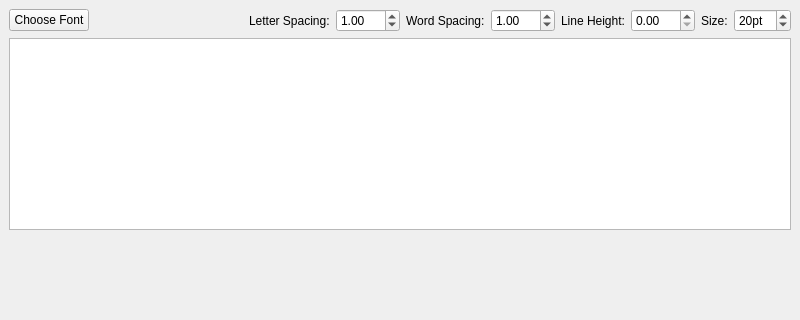
First picture: the form in mainwindow.ui, repository hellozee/qt-libraqm-test, before the edit; both pictures show x 0 to 800 and y 0 to 320 of the 800 by 600 pixel window.
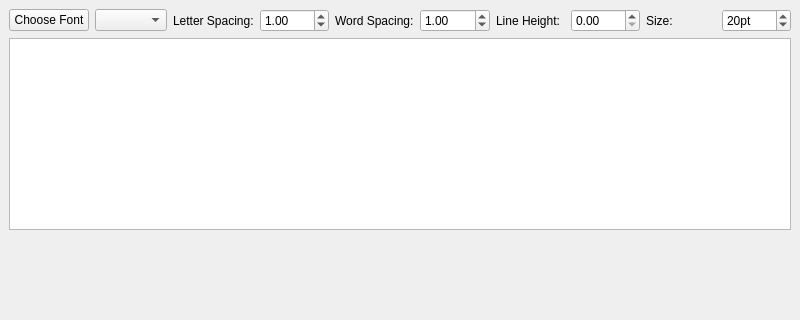
Second picture: the form after the edit. Custom widgets are drawn as their Qt base class.

Diff of the .ui file:
```diff
--- a/mainwindow.ui
+++ b/mainwindow.ui
@@ -25,17 +25,14 @@
        </widget>
       </item>
       <item>
-       <spacer name="horizontalSpacer">
-        <property name="orientation">
-         <enum>Qt::Horizontal</enum>
+       <widget class="QComboBox" name="alignmentBox">
+        <property name="currentText">
+         <string/>
         </property>
-        <property name="sizeHint" stdset="0">
-         <size>
-          <width>40</width>
-          <height>20</height>
-         </size>
+        <property name="maxVisibleItems">
+         <number>3</number>
         </property>
-       </spacer>
+       </widget>
       </item>
       <item>
        <widget class="QLabel" name="label_3">
```
